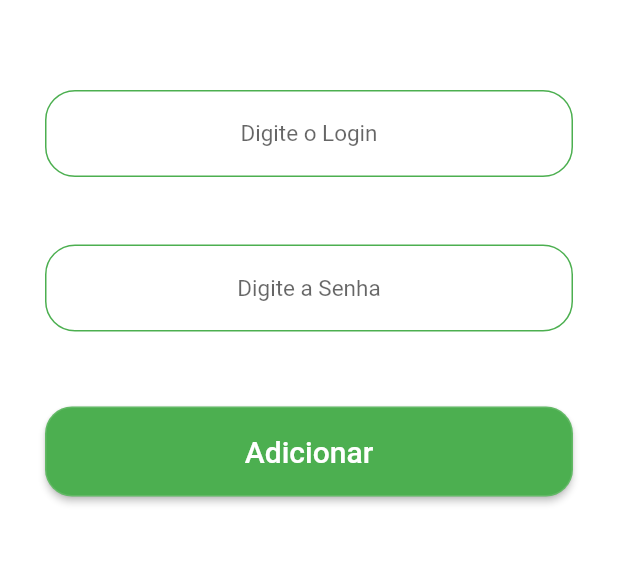
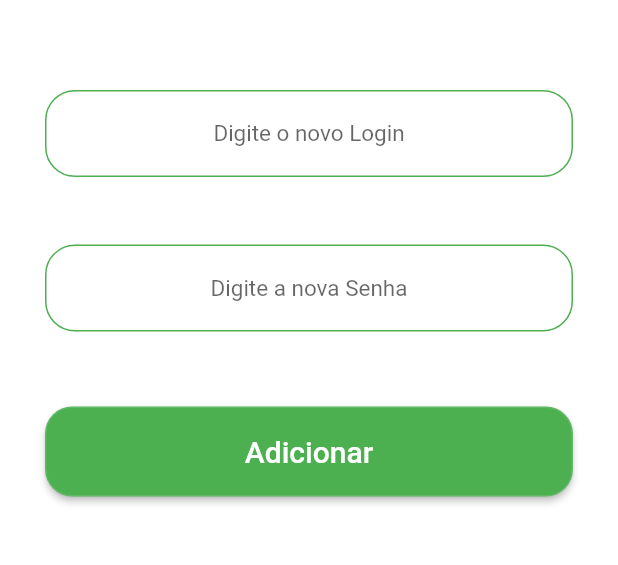
Before and after one commit to SenhorSchiavon/ProjetoFinal, a Flutter app: the CadastrarConta screen opened directly, on a phone screen of 412 x 824 dp, the part 345-910 px from its top. Run offline on Flutter 3.47's test engine with Material 2 defaults, Android fonts, the phone set to English and light mode, and no system bars; our stand-ins replace cloud_firestore, expandable, firebase_auth, firebase_core, flutter_screenutil, geolocator and 1 more; accounts and stored records are empty.

Commit message:
Versão Final

```diff
--- a/lib/CadastrarComanda.dart
+++ b/lib/CadastrarComanda.dart
@@ -1,5 +1,6 @@
 import 'package:flutter/material.dart';
 import 'package:projeto_final/Banco.dart';
+import 'package:firebase_core/firebase_core.dart';
 
 class CadastrarComanda extends StatefulWidget {
   const CadastrarComanda({Key? key}) : super(key: key);
@@ -19,6 +20,8 @@ class _CadastrarComandaState extends State<CadastrarComanda> {
 
   String dropdownValue = list.isNotEmpty ? list.first : "";
 
+
+
   void _fazerPedido() {
     String nome = campoNome.text;
     String telefone = campoTelefone.text;
@@ -34,6 +37,8 @@ class _CadastrarComandaState extends State<CadastrarComanda> {
     campoQuantidade.clear();
     campoTipo.clear();
   }
+
+
 
   @override
   Widget build(BuildContext context) {
--- a/lib/CadastrarConta.dart
+++ b/lib/CadastrarConta.dart
@@ -68,7 +68,7 @@ class _CadastrarContaState extends State<CadastrarConta> {
                     textAlign: TextAlign.center,
                     decoration: InputDecoration(
                       focusColor: Colors.grey,
-                      hintText: "Digite o Login",
+                      hintText: "Digite o novo Login",
                       enabledBorder: OutlineInputBorder(
                         borderSide: BorderSide(
                           color: Colors.green,
@@ -95,7 +95,7 @@ class _CadastrarContaState extends State<CadastrarConta> {
                     obscureText: true,
                     textAlign: TextAlign.center,
                     decoration: InputDecoration(
-                      hintText: "Digite a Senha",
+                      hintText: "Digite a nova Senha",
                       enabledBorder: OutlineInputBorder(
                         borderSide: BorderSide(
                           color: Colors.green,
```
Also changed, not shown: lib/Banco.dart (+23 -0 lines), lib/ListarComandas.dart (+10 -0 lines).
